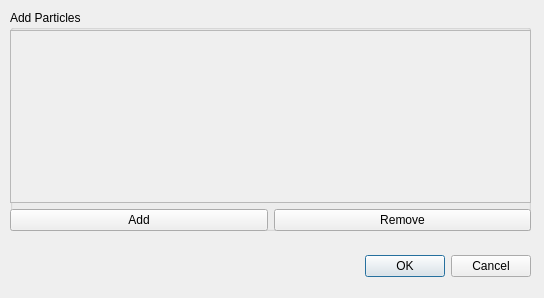
Above: UI/addElectrons.ui from hakobi0/LOWDIN-Translator before the change. Below: the same form after it.
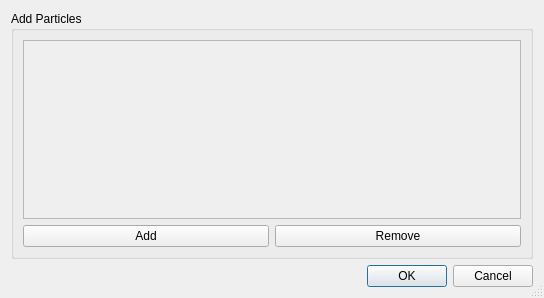
That is the form after the change.

```diff
--- a/UI/addElectrons.ui
+++ b/UI/addElectrons.ui
@@ -13,46 +13,38 @@
   <property name="windowTitle">
    <string>Dialog</string>
   </property>
-  <widget class="QDialogButtonBox" name="buttonBox">
-   <property name="geometry">
+  <property name="sizeGripEnabled">
+   <bool>true</bool>
+  </property>
+  <layout class="QVBoxLayout" name="dialogLayout">
+   <property name="contentsMargins">
     <rect>
-     <x>190</x>
-     <y>250</y>
-     <width>341</width>
-     <height>32</height>
+     <x>10</x>
+     <y>10</y>
+     <width>10</width>
+     <height>10</height>
     </rect>
    </property>
-   <property name="orientation">
-    <enum>Qt::Orientation::Horizontal</enum>
-   </property>
-   <property name="standardButtons">
-    <set>QDialogButtonBox::StandardButton::Cancel|QDialogButtonBox::StandardButton::Ok</set>
-   </property>
-  </widget>
+   <item>
   <widget class="QGroupBox" name="groupBox">
-   <property name="geometry">
-    <rect>
-     <x>10</x>
-     <y>10</y>
-     <width>521</width>
-     <height>221</height>
-    </rect>
-   </property>
    <property name="title">
     <string>Add Particles</string>
    </property>
-   <widget class="QWidget" name="verticalLayoutWidget">
-    <property name="geometry">
-     <rect>
-      <x>0</x>
-      <y>20</y>
-      <width>521</width>
-      <height>201</height>
-     </rect>
+     <property name="sizePolicy">
+      <sizepolicy hsizetype="Expanding" vsizetype="Expanding">
+       <horstretch>0</horstretch>
+       <verstretch>0</verstretch>
+      </sizepolicy>
     </property>
     <layout class="QVBoxLayout" name="verticalLayout">
      <item>
       <widget class="QScrollArea" name="scrollArea">
+        <property name="sizePolicy">
+         <sizepolicy hsizetype="Expanding" vsizetype="Expanding">
+          <horstretch>0</horstretch>
+          <verstretch>0</verstretch>
+         </sizepolicy>
+        </property>
        <property name="widgetResizable">
         <bool>true</bool>
        </property>
@@ -65,27 +57,19 @@
           <height>164</height>
          </rect>
         </property>
-        <widget class="QWidget" name="container" native="true">
-         <property name="geometry">
+         <layout class="QVBoxLayout" name="verticalLayout_2">
+          <property name="contentsMargins">
           <rect>
-           <x>0</x>
-           <y>0</y>
-           <width>521</width>
-           <height>201</height>
-          </rect>
-         </property>
-         <widget class="QWidget" name="verticalLayoutWidget_2">
-          <property name="geometry">
-           <rect>
-            <x>10</x>
-            <y>10</y>
-            <width>501</width>
-            <height>131</height>
-           </rect>
-          </property>
-          <layout class="QVBoxLayout" name="verticalLayout_2"/>
-         </widget>
-        </widget>
+     <x>4</x>
+     <y>4</y>
+     <width>4</width>
+     <height>4</height>
+    </rect>
+           <number>4</number>
+           <number>4</number>
+           <number>4</number>
+          </property>
+         </layout>
        </widget>
       </widget>
      </item>
@@ -112,7 +96,18 @@
      </item>
     </layout>
    </widget>
-  </widget>
+   </item>
+   <item>
+    <widget class="QDialogButtonBox" name="buttonBox">
+     <property name="orientation">
+      <enum>Qt::Orientation::Horizontal</enum>
+     </property>
+     <property name="standardButtons">
+      <set>QDialogButtonBox::StandardButton::Cancel|QDialogButtonBox::StandardButton::Ok</set>
+     </property>
+    </widget>
+   </item>
+  </layout>
  </widget>
  <resources/>
  <connections>
```
Left out of the diff: 14 changed lines with no effect on the pictures. Lines whose indentation alone changed are shown as unchanged.
